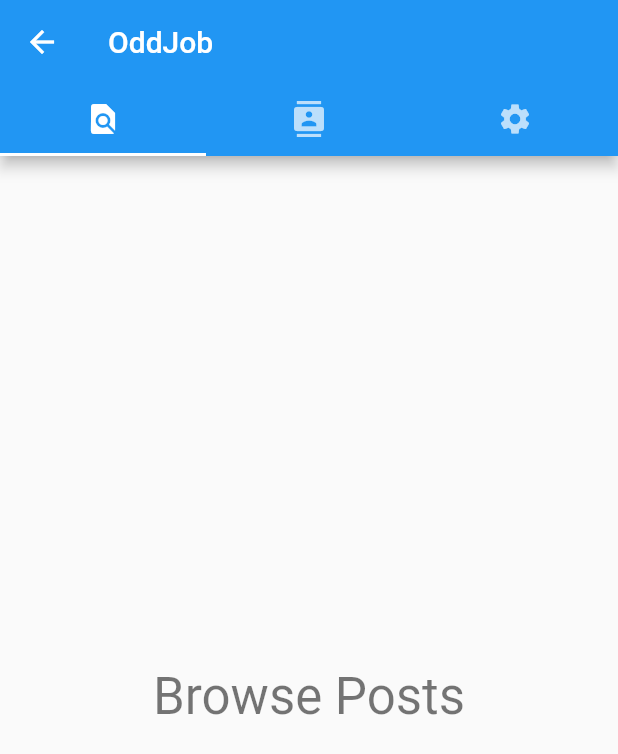
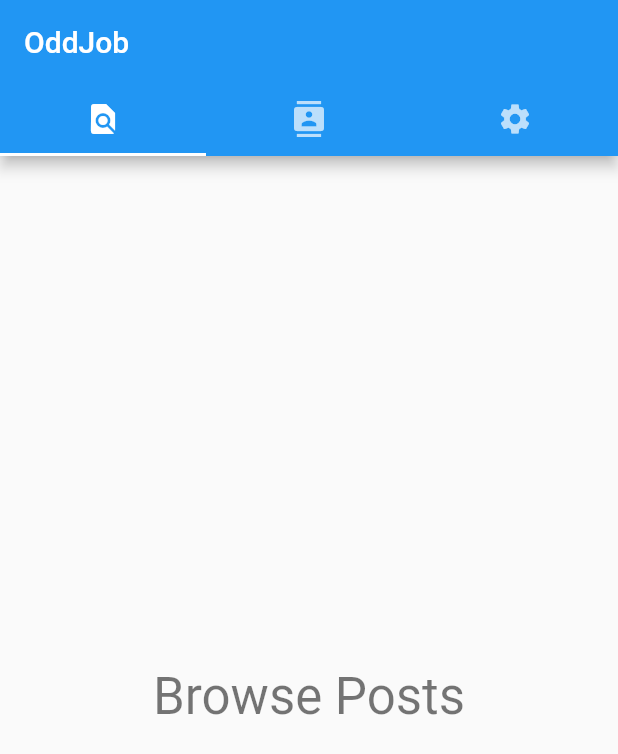
Before and after one commit to GarretBrowning/oddjob, a Flutter app: the screen it shows after launch, after a tap on "LOGIN", on a phone screen of 412 x 824 dp. Shown: the top 754 px of the screen. Run offline on Flutter 3.47's test engine with Material 2 defaults, Android fonts, the phone set to English and light mode, and no system bars.

Commit message:
Cleaning Things Up With The App - April 1, 2020

```diff
--- /dev/null
+++ b/lib/homepage.dart
@@ -0,0 +1,45 @@
+import 'package:flutter/material.dart';
+
+class HomePage extends StatefulWidget {
+  @override
+  HomePageState createState() => HomePageState();
+}
+
+class HomePageState extends State<HomePage> with SingleTickerProviderStateMixin { //Have Question about the SingleTickerProviderStateMixin
+  TabController _tabController;
+
+  //Could try to create custom keys later for organization/cleanup:
+  final List<Widget> _tabs = [
+    Tab(icon: Icon(Icons.find_in_page)),
+    Tab(icon: Icon(Icons.contacts)),
+    Tab(icon: Icon(Icons.settings)),
+  ];
+
+  @override void initState() {
+    super.initState();
+    _tabController = new TabController(vsync: this, length: _tabs.length);
+  }
+
+
+  @override
+  Widget build(BuildContext context) {
+    return Scaffold(
+        appBar: AppBar(
+          automaticallyImplyLeading: false,
+          title: Text("OddJob"),
+          bottom: TabBar(
+            controller: _tabController,
+            tabs: _tabs,
+          ),
+        ),
+        body: TabBarView(
+          controller: _tabController,
+          children: <Widget>[
+            Center(child: Text("Browse Posts", style: Theme.of(context).textTheme.display1,)),
+            Center(child: Text("My Posts", style: Theme.of(context).textTheme.display1,)),
+            Center(child: Text("Settings", style: Theme.of(context).textTheme.display1,))
+          ],
+        )
+    );
+  }
+}
--- a/lib/login_page/login.dart
+++ b/lib/login_page/login.dart
@@ -1,14 +1,11 @@
-import 'package:flutter/cupertino.dart';
-import 'package:flutter/material.dart.';
-import 'package:oddjob/main.dart';
-
-void main() => runApp(new LoginPage());
+import 'package:flutter/material.dart';
+import 'package:oddjob/homepage.dart';
 
 class LoginPage extends StatelessWidget {
   @override
   Widget build(BuildContext context) {
     return new MaterialApp(
-
+        debugShowCheckedModeBanner: false,
         home: new MyLoginPage(),
         routes: {
           '/home_page': (context) => HomePage(),
@@ -25,7 +22,7 @@ class MyLoginPage extends StatefulWidget {
 class _MyLoginPageState extends State<MyLoginPage> {
   @override
   Widget build(BuildContext context) {
-    return new Scaffold(
+    return Scaffold(
       resizeToAvoidBottomPadding: false,
       body: Column(
         crossAxisAlignment: CrossAxisAlignment.start,
@@ -134,7 +131,7 @@ class _MyLoginPageState extends State<MyLoginPage> {
                       mainAxisAlignment: MainAxisAlignment.center,
                       children: <Widget>[
                         Center(
-                          child: ImageIcon(AssetImage('assets/facebook.png')), // come back to this - for displaying image
+//                          child: ImageIcon(AssetImage('assets/facebook_logo.png')), // This looks bad so far... Revisit
                         ),
                         Center(
                           child: Text('Log in with Facebook',
--- a/lib/main.dart
+++ b/lib/main.dart
@@ -1,57 +1,16 @@
 import 'package:flutter/material.dart';
 import 'package:oddjob/login_page/login.dart';
 
-void main() {
-  runApp(MaterialApp(
-    home: LoginPage(),
-    theme: themeData,
-  ));
-}
+// Runs the app:
+void main() => runApp(MyApp());
 
-// BUILDING A MULTI-PAGE APPLICATION WITH DART's FLUTTER MOBILE FRAMEWORK (Instructional video, Youtube)
-final ThemeData themeData = ThemeData(
-  canvasColor: Colors.white70,
-  accentColor: Colors.black
-);
-
-class HomePage extends StatefulWidget {
-  @override
-  _HomePageState createState() => _HomePageState();
-}
-
-
-class _HomePageState extends State<HomePage> with SingleTickerProviderStateMixin {
-  TabController _tabController;
-
-  List<String> _tabs = ["Home", "My Posts", "Report"];
-
-  @override void initState() {
-    super.initState();
-    _tabController = new TabController(vsync: this, length: _tabs.length);
-  }
-
+// This is our app, this is where it calls each other class in order to function:
+class MyApp extends StatelessWidget {
   @override
   Widget build(BuildContext context) {
-    return Scaffold(
-        appBar: new AppBar(
-          title: Text("OddJob"),
-          bottom: TabBar(
-            controller: _tabController,
-            tabs: [
-              Tab(icon: Icon(Icons.find_in_page)),
-              Tab(icon: Icon(Icons.contacts)),
-              Tab(icon: Icon(Icons.settings)),
-            ],
-          ),
-        ),
-        body: TabBarView(
-          controller: _tabController,
-          children: <Widget>[
-            Center(child: Text("Browse Posts", style: Theme.of(context).textTheme.display1,)),
-            Center(child: Text("My Posts", style: Theme.of(context).textTheme.display1,)),
-            Center(child: Text("Settings", style: Theme.of(context).textTheme.display1,))
-          ],
-        )
+    return MaterialApp(
+        debugShowCheckedModeBanner: false,
+        home: LoginPage(),
     );
   }
 }
--- a/lib/models/post.dart
+++ b/lib/models/post.dart
@@ -1,4 +1,3 @@
-
 class Post {
 
   int _id;
--- a/pubspec.yaml
+++ b/pubspec.yaml
@@ -44,8 +44,8 @@ flutter:
   uses-material-design: true
 
   # To add assets to your application, add an assets section, like this:
-  # assets:
-  #  - images/a_dot_burr.jpeg
+  assets:
+    - assets/facebook_logo.png
   #  - images/a_dot_ham.jpeg
 
   # An image asset can refer to one or more resolution-specific "variants", see
```
Also changed, not shown: assets/facebook_logo.png (added), pubspec.lock.
